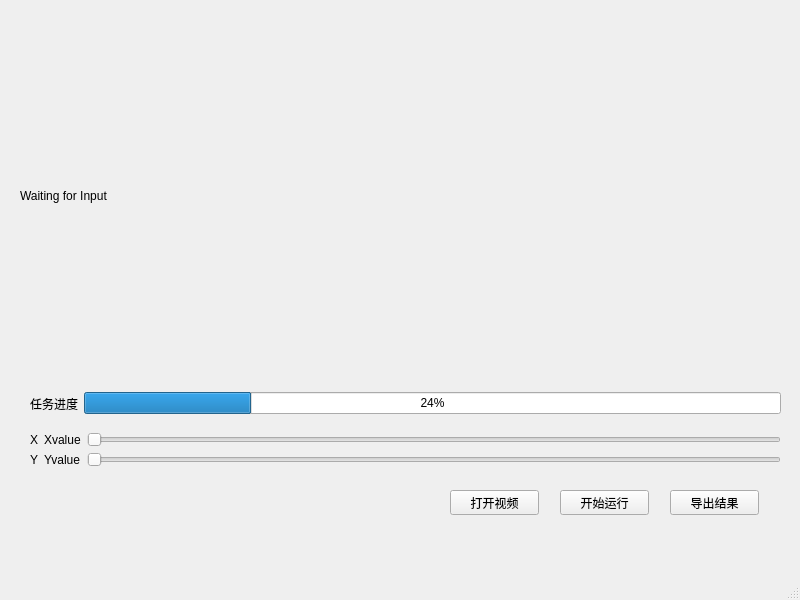
liuxiao916/Fruit_Flies, file mainwindow.ui: the form before one commit.
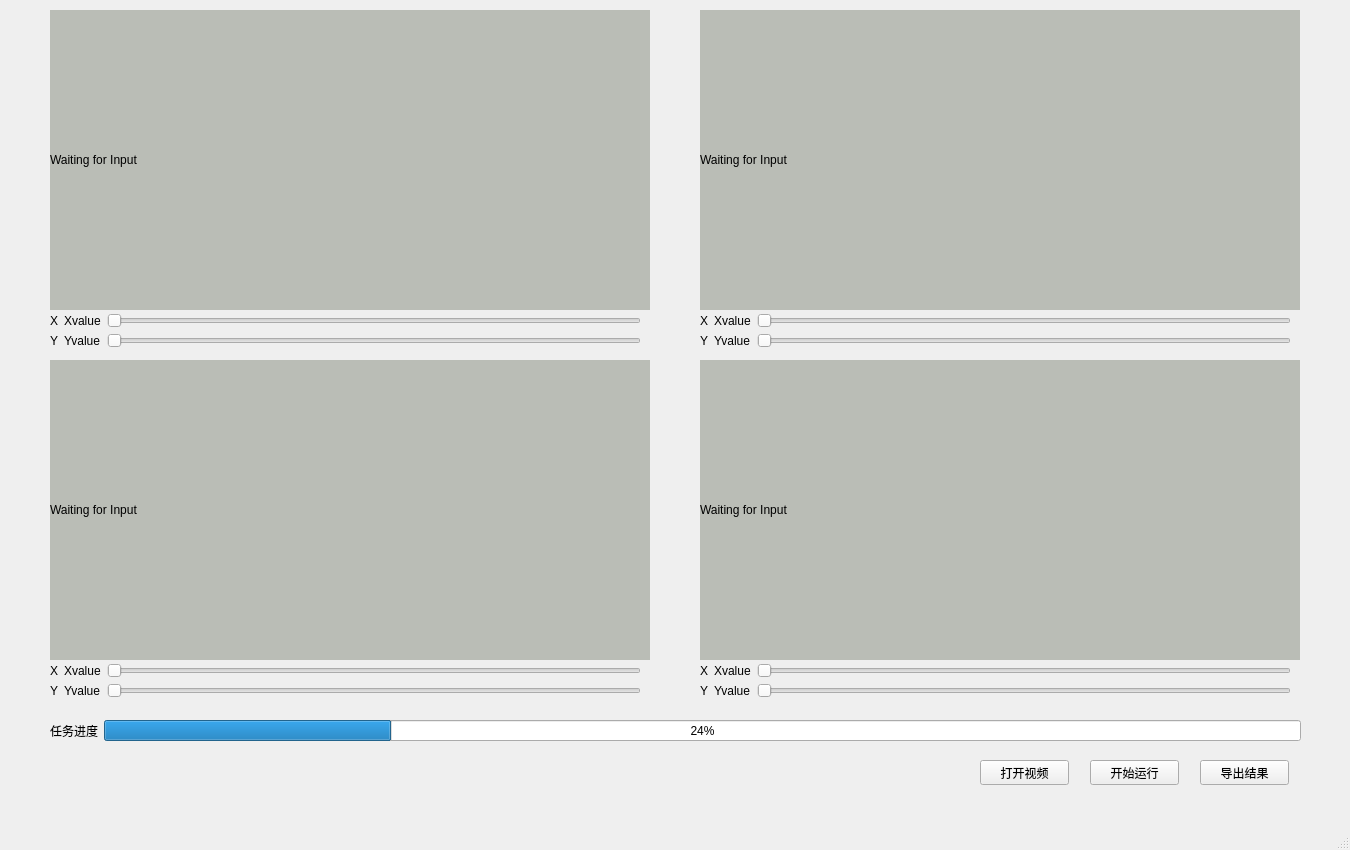
The form after the commit.

Patch:
```diff
--- a/mainwindow.ui
+++ b/mainwindow.ui
@@ -6,98 +6,56 @@
    <rect>
     <x>0</x>
     <y>0</y>
-    <width>800</width>
-    <height>600</height>
+    <width>1350</width>
+    <height>850</height>
    </rect>
   </property>
   <property name="windowTitle">
    <string>MainWindow</string>
   </property>
   <widget class="QWidget" name="centralwidget">
-   <widget class="QWidget" name="gridLayoutWidget">
+   <widget class="QLabel" name="label_view1">
     <property name="geometry">
      <rect>
-      <x>20</x>
-      <y>20</y>
-      <width>761</width>
-      <height>351</height>
+      <x>50</x>
+      <y>10</y>
+      <width>600</width>
+      <height>300</height>
      </rect>
     </property>
-    <layout class="QGridLayout" name="gridLayout">
-     <item row="0" column="0">
-      <widget class="QLabel" name="label_view">
-       <property name="text">
-        <string>Waiting for Input</string>
-       </property>
-      </widget>
-     </item>
-    </layout>
-   </widget>
-   <widget class="QPushButton" name="pushButton_open">
-    <property name="geometry">
-     <rect>
-      <x>450</x>
-      <y>490</y>
-      <width>89</width>
-      <height>25</height>
-     </rect>
+    <property name="styleSheet">
+     <string notr="true">background-color: rgb(186, 189, 182);</string>
     </property>
     <property name="text">
-     <string>打开视频</string>
-    </property>
-   </widget>
-   <widget class="QPushButton" name="pushButton_out">
-    <property name="geometry">
-     <rect>
-      <x>670</x>
-      <y>490</y>
-      <width>89</width>
-      <height>25</height>
-     </rect>
-    </property>
-    <property name="text">
-     <string>导出结果</string>
-    </property>
-   </widget>
-   <widget class="QPushButton" name="pushButton_start">
-    <property name="geometry">
-     <rect>
-      <x>560</x>
-      <y>490</y>
-      <width>89</width>
-      <height>25</height>
-     </rect>
-    </property>
-    <property name="text">
-     <string>开始运行</string>
+     <string>Waiting for Input</string>
     </property>
    </widget>
    <widget class="QWidget" name="layoutWidget">
     <property name="geometry">
      <rect>
-      <x>30</x>
-      <y>450</y>
-      <width>751</width>
-      <height>19</height>
+      <x>50</x>
+      <y>310</y>
+      <width>591</width>
+      <height>21</height>
      </rect>
     </property>
-    <layout class="QHBoxLayout" name="horizontalLayout_4">
+    <layout class="QHBoxLayout" name="horizontalLayout_1">
      <item>
-      <widget class="QLabel" name="label_Y">
+      <widget class="QLabel" name="label_X1">
        <property name="text">
-        <string>Y</string>
+        <string>X</string>
        </property>
       </widget>
      </item>
      <item>
-      <widget class="QLabel" name="label_yvalue">
+      <widget class="QLabel" name="label_xvalue1">
        <property name="text">
-        <string>Yvalue</string>
+        <string>Xvalue</string>
        </property>
       </widget>
      </item>
      <item>
-      <widget class="QSlider" name="horizontalSlider_Y">
+      <widget class="QSlider" name="horizontalSlider_X1">
        <property name="orientation">
         <enum>Qt::Horizontal</enum>
        </property>
@@ -105,17 +63,296 @@
      </item>
     </layout>
    </widget>
-   <widget class="QWidget" name="">
+   <widget class="QWidget" name="layoutWidget_2">
     <property name="geometry">
      <rect>
-      <x>30</x>
-      <y>390</y>
-      <width>751</width>
-      <height>27</height>
+      <x>50</x>
+      <y>330</y>
+      <width>591</width>
+      <height>21</height>
      </rect>
     </property>
     <layout class="QHBoxLayout" name="horizontalLayout_2">
      <item>
+      <widget class="QLabel" name="label_Y1">
+       <property name="text">
+        <string>Y</string>
+       </property>
+      </widget>
+     </item>
+     <item>
+      <widget class="QLabel" name="label_yvalue1">
+       <property name="text">
+        <string>Yvalue</string>
+       </property>
+      </widget>
+     </item>
+     <item>
+      <widget class="QSlider" name="horizontalSlider_Y1">
+       <property name="orientation">
+        <enum>Qt::Horizontal</enum>
+       </property>
+      </widget>
+     </item>
+    </layout>
+   </widget>
+   <widget class="QWidget" name="layoutWidget_3">
+    <property name="geometry">
+     <rect>
+      <x>700</x>
+      <y>310</y>
+      <width>591</width>
+      <height>21</height>
+     </rect>
+    </property>
+    <layout class="QHBoxLayout" name="horizontalLayout_3">
+     <item>
+      <widget class="QLabel" name="label_X2">
+       <property name="text">
+        <string>X</string>
+       </property>
+      </widget>
+     </item>
+     <item>
+      <widget class="QLabel" name="label_xvalue2">
+       <property name="text">
+        <string>Xvalue</string>
+       </property>
+      </widget>
+     </item>
+     <item>
+      <widget class="QSlider" name="horizontalSlider_X2">
+       <property name="orientation">
+        <enum>Qt::Horizontal</enum>
+       </property>
+      </widget>
+     </item>
+    </layout>
+   </widget>
+   <widget class="QWidget" name="layoutWidget_4">
+    <property name="geometry">
+     <rect>
+      <x>700</x>
+      <y>330</y>
+      <width>591</width>
+      <height>21</height>
+     </rect>
+    </property>
+    <layout class="QHBoxLayout" name="horizontalLayout_4">
+     <item>
+      <widget class="QLabel" name="label_Y2">
+       <property name="text">
+        <string>Y</string>
+       </property>
+      </widget>
+     </item>
+     <item>
+      <widget class="QLabel" name="label_yvalue2">
+       <property name="text">
+        <string>Yvalue</string>
+       </property>
+      </widget>
+     </item>
+     <item>
+      <widget class="QSlider" name="horizontalSlider_Y2">
+       <property name="orientation">
+        <enum>Qt::Horizontal</enum>
+       </property>
+      </widget>
+     </item>
+    </layout>
+   </widget>
+   <widget class="QLabel" name="label_view2">
+    <property name="geometry">
+     <rect>
+      <x>700</x>
+      <y>10</y>
+      <width>600</width>
+      <height>300</height>
+     </rect>
+    </property>
+    <property name="styleSheet">
+     <string notr="true">background-color: rgb(186, 189, 182);</string>
+    </property>
+    <property name="text">
+     <string>Waiting for Input</string>
+    </property>
+   </widget>
+   <widget class="QWidget" name="layoutWidget_5">
+    <property name="geometry">
+     <rect>
+      <x>50</x>
+      <y>660</y>
+      <width>591</width>
+      <height>21</height>
+     </rect>
+    </property>
+    <layout class="QHBoxLayout" name="horizontalLayout_5">
+     <item>
+      <widget class="QLabel" name="label_X3">
+       <property name="text">
+        <string>X</string>
+       </property>
+      </widget>
+     </item>
+     <item>
+      <widget class="QLabel" name="label_xvalue3">
+       <property name="text">
+        <string>Xvalue</string>
+       </property>
+      </widget>
+     </item>
+     <item>
+      <widget class="QSlider" name="horizontalSlider_X3">
+       <property name="orientation">
+        <enum>Qt::Horizontal</enum>
+       </property>
+      </widget>
+     </item>
+    </layout>
+   </widget>
+   <widget class="QWidget" name="layoutWidget_6">
+    <property name="geometry">
+     <rect>
+      <x>700</x>
+      <y>660</y>
+      <width>591</width>
+      <height>21</height>
+     </rect>
+    </property>
+    <layout class="QHBoxLayout" name="horizontalLayout_7">
+     <item>
+      <widget class="QLabel" name="label_X4">
+       <property name="text">
+        <string>X</string>
+       </property>
+      </widget>
+     </item>
+     <item>
+      <widget class="QLabel" name="label_xvalue4">
+       <property name="text">
+        <string>Xvalue</string>
+       </property>
+      </widget>
+     </item>
+     <item>
+      <widget class="QSlider" name="horizontalSlider_X4">
+       <property name="orientation">
+        <enum>Qt::Horizontal</enum>
+       </property>
+      </widget>
+     </item>
+    </layout>
+   </widget>
+   <widget class="QWidget" name="layoutWidget_7">
+    <property name="geometry">
+     <rect>
+      <x>700</x>
+      <y>680</y>
+      <width>591</width>
+      <height>21</height>
+     </rect>
+    </property>
+    <layout class="QHBoxLayout" name="horizontalLayout_8">
+     <item>
+      <widget class="QLabel" name="label_Y4">
+       <property name="text">
+        <string>Y</string>
+       </property>
+      </widget>
+     </item>
+     <item>
+      <widget class="QLabel" name="label_yvalue4">
+       <property name="text">
+        <string>Yvalue</string>
+       </property>
+      </widget>
+     </item>
+     <item>
+      <widget class="QSlider" name="horizontalSlider_Y4">
+       <property name="orientation">
+        <enum>Qt::Horizontal</enum>
+       </property>
+      </widget>
+     </item>
+    </layout>
+   </widget>
+   <widget class="QWidget" name="layoutWidget_8">
+    <property name="geometry">
+     <rect>
+      <x>50</x>
+      <y>680</y>
+      <width>591</width>
+      <height>21</height>
+     </rect>
+    </property>
+    <layout class="QHBoxLayout" name="horizontalLayout_6">
+     <item>
+      <widget class="QLabel" name="label_Y3">
+       <property name="text">
+        <string>Y</string>
+       </property>
+      </widget>
+     </item>
+     <item>
+      <widget class="QLabel" name="label_yvalue3">
+       <property name="text">
+        <string>Yvalue</string>
+       </property>
+      </widget>
+     </item>
+     <item>
+      <widget class="QSlider" name="horizontalSlider_Y3">
+       <property name="orientation">
+        <enum>Qt::Horizontal</enum>
+       </property>
+      </widget>
+     </item>
+    </layout>
+   </widget>
+   <widget class="QLabel" name="label_view4">
+    <property name="geometry">
+     <rect>
+      <x>700</x>
+      <y>360</y>
+      <width>600</width>
+      <height>300</height>
+     </rect>
+    </property>
+    <property name="styleSheet">
+     <string notr="true">background-color: rgb(186, 189, 182);</string>
+    </property>
+    <property name="text">
+     <string>Waiting for Input</string>
+    </property>
+   </widget>
+   <widget class="QLabel" name="label_view3">
+    <property name="geometry">
+     <rect>
+      <x>50</x>
+      <y>360</y>
+      <width>600</width>
+      <height>300</height>
+     </rect>
+    </property>
+    <property name="styleSheet">
+     <string notr="true">background-color: rgb(186, 189, 182);</string>
+    </property>
+    <property name="text">
+     <string>Waiting for Input</string>
+    </property>
+   </widget>
+   <widget class="QWidget" name="layoutWidget_9">
+    <property name="geometry">
+     <rect>
+      <x>50</x>
+      <y>720</y>
+      <width>1251</width>
+      <height>21</height>
+     </rect>
+    </property>
+    <layout class="QHBoxLayout" name="horizontalLayout_10">
+     <item>
       <widget class="QLabel" name="label_progress">
        <property name="text">
         <string>任务进度</string>
@@ -131,38 +368,44 @@
      </item>
     </layout>
    </widget>
-   <widget class="QWidget" name="">
+   <widget class="QPushButton" name="pushButton_out">
     <property name="geometry">
      <rect>
-      <x>30</x>
-      <y>430</y>
-      <width>751</width>
-      <height>19</height>
+      <x>1200</x>
+      <y>760</y>
+      <width>89</width>
+      <height>25</height>
      </rect>
     </property>
-    <layout class="QHBoxLayout" name="horizontalLayout_3">
-     <item>
-      <widget class="QLabel" name="label_X">
-       <property name="text">
-        <string>X</string>
-       </property>
-      </widget>
-     </item>
-     <item>
-      <widget class="QLabel" name="label_xvalue">
-       <property name="text">
-        <string>Xvalue</string>
-       </property>
-      </widget>
-     </item>
-     <item>
-      <widget class="QSlider" name="horizontalSlider_X">
-       <property name="orientation">
-        <enum>Qt::Horizontal</enum>
-       </property>
-      </widget>
-     </item>
-    </layout>
+    <property name="text">
+     <string>导出结果</string>
+    </property>
+   </widget>
+   <widget class="QPushButton" name="pushButton_open">
+    <property name="geometry">
+     <rect>
+      <x>980</x>
+      <y>760</y>
+      <width>89</width>
+      <height>25</height>
+     </rect>
+    </property>
+    <property name="text">
+     <string>打开视频</string>
+    </property>
+   </widget>
+   <widget class="QPushButton" name="pushButton_start">
+    <property name="geometry">
+     <rect>
+      <x>1090</x>
+      <y>760</y>
+      <width>89</width>
+      <height>25</height>
+     </rect>
+    </property>
+    <property name="text">
+     <string>开始运行</string>
+    </property>
    </widget>
   </widget>
   <widget class="QMenuBar" name="menubar">
```
Left out of the diff: 2 changed lines with no effect on the pictures.
